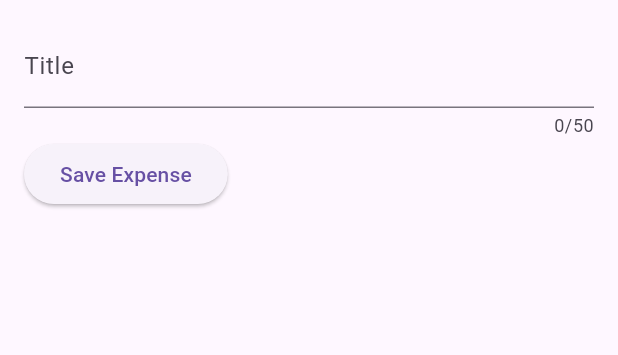
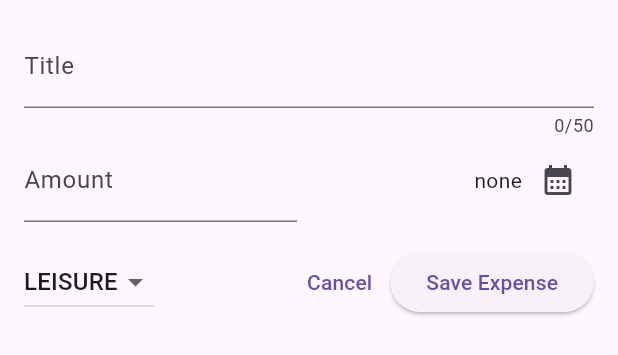
Before and after one commit to twjin03/flutter_udemy, a Flutter app: the NewExpense widget shown alone on an empty page, opened directly, on a phone screen of 412 x 824 dp. Shown: the top 355 px of the screen. Run offline on Flutter 3.47's test engine with Material 3 defaults, Android fonts, the phone set to English and light mode, and no system bars; our stand-ins replace google_fonts.

Commit message:
feat: 바텀시트 모든 필드 및 기능 구현
- text input 필드
- showDatePicker (futures)
- dropdown
입력된 값은 setState()로 저장

```diff
--- a/expense_tracker/lib/widgets/new_expense.dart
+++ b/expense_tracker/lib/widgets/new_expense.dart
@@ -1,4 +1,6 @@
 import 'package:flutter/material.dart';
+
+import 'package:expense_tracker/models/expense.dart';
 
 class NewExpense extends StatefulWidget {
   const NewExpense({super.key});
@@ -10,17 +12,29 @@ class NewExpense extends StatefulWidget {
 }
 
 class _NewExpenseState extends State<NewExpense> {
-  // var _enteredTitle = '';
+  final _titleController = TextEditingController();
+  final _amountController = TextEditingController();
+  DateTime? _selectedDate;
+  Category _selectedCategory = Category.leisure;
 
-  // void _saveTitleInput(String inputValue) {
-  //   _enteredTitle = inputValue;
-  // }
-
-  final _titleController = TextEditingController();
+  void _presentDatePicker() async {
+    final now = DateTime.now();
+    final firstDate = DateTime(now.year - 1, now.month, now.day);
+    final pickedDate = await showDatePicker(
+      context: context,
+      initialDate: now,
+      firstDate: firstDate,
+      lastDate: now,
+    );
+    setState(() {
+      _selectedDate = pickedDate;
+    });
+  }
 
   @override
   void dispose() {
     _titleController.dispose();
+    _amountController.dispose();
     super.dispose();
   }
 
@@ -37,9 +51,71 @@ class _NewExpenseState extends State<NewExpense> {
           ),
           Row(
             children: [
+              Expanded(
+                child: TextField(
+                  controller: _amountController,
+                  keyboardType: TextInputType.number,
+                  decoration: const InputDecoration(
+                    prefixText: '\$ ',
+                    label: Text('Amount'),
+                  ),
+                ),
+              ),
+              const SizedBox(width: 16),
+              Expanded(
+                child: Row(
+                  mainAxisAlignment: MainAxisAlignment.end,
+                  crossAxisAlignment: CrossAxisAlignment.center,
+                  children: [
+                    Text(
+                      _selectedDate == null
+                          ? 'none'
+                          : formatter.format(_selectedDate!),
+                    ),
+                    IconButton(
+                      onPressed: _presentDatePicker,
+                      icon: const Icon(Icons.calendar_month),
+                    ),
+                  ],
+                ),
+              ),
+            ],
+          ),
+          const SizedBox(height: 16),
+          Row(
+            children: [
+              DropdownButton(
+                value: _selectedCategory,
+                items:
+                    Category.values
+                        .map(
+                          (category) => DropdownMenuItem(
+                            value: category,
+                            child: Text(category.name.toUpperCase()),
+                          ),
+                        )
+                        .toList(),
+                onChanged: (value) {
+                  // print(value);
+                  if (value == null) {
+                    return;
+                  }
+                  setState(() {
+                    _selectedCategory = value;
+                  });
+                },
+              ),
+              const Spacer(),
+              TextButton(
+                onPressed: () {
+                  Navigator.pop(context);
+                },
+                child: const Text('Cancel'),
+              ),
               ElevatedButton(
                 onPressed: () {
                   print(_titleController.text);
+                  print(_amountController.text);
                 },
                 child: const Text('Save Expense'),
               ),
```
